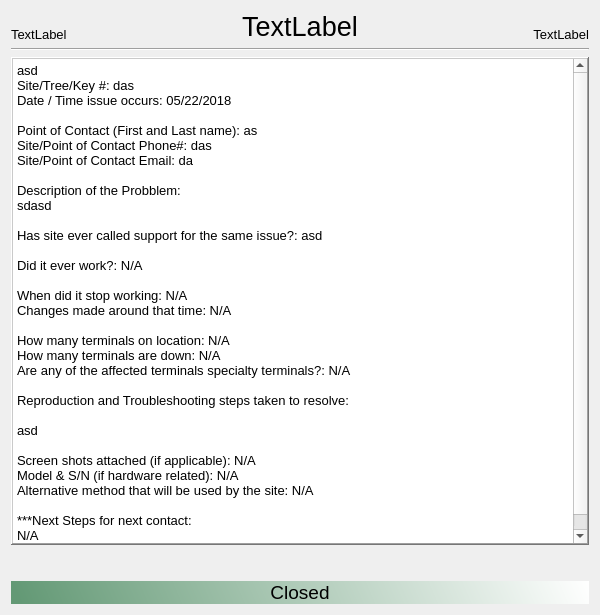
Sasa993/Agent-Tool, file gui_selektovani.ui: the form before one commit.
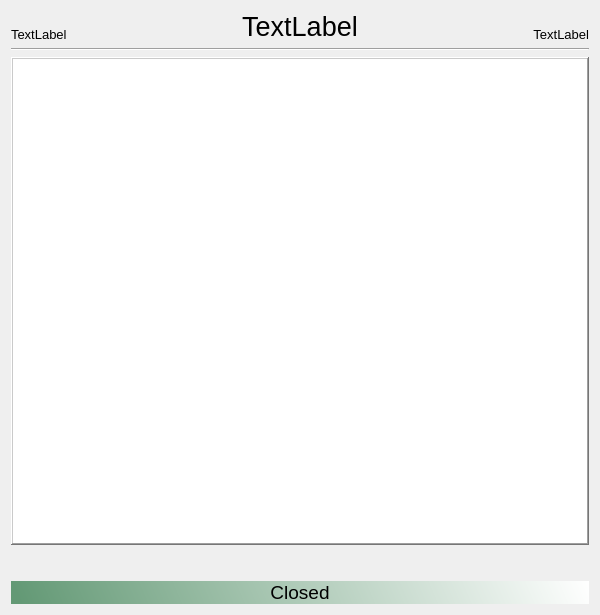
The form after the commit.

The edit to the form file:
```diff
--- a/gui_selektovani.ui
+++ b/gui_selektovani.ui
@@ -181,38 +181,7 @@
         <bool>true</bool>
        </property>
        <property name="plainText">
-        <string>asd
-Site/Tree/Key #: das
-Date / Time issue occurs: 05/22/2018
-
-Point of Contact (First and Last name): as
-Site/Point of Contact Phone#: das
-Site/Point of Contact Email: da
-
-Description of the Probblem:
-sdasd
-
-Has site ever called support for the same issue?: asd
-
-Did it ever work?: N/A
-
-When did it stop working: N/A
-Changes made around that time: N/A
-
-How many terminals on location: N/A
-How many terminals are down: N/A
-Are any of the affected terminals specialty terminals?: N/A
-
-Reproduction and Troubleshooting steps taken to resolve:
-
-asd
-
-Screen shots attached (if applicable): N/A
-Model &amp; S/N (if hardware related): N/A
-Alternative method that will be used by the site: N/A
-
-***Next Steps for next contact:
-N/A</string>
+        <string/>
        </property>
        <property name="textInteractionFlags">
         <set>Qt::TextSelectableByKeyboard|Qt::TextSelectableByMouse</set>
```
Left out of the diff: 15 changed lines with no effect on the pictures.
